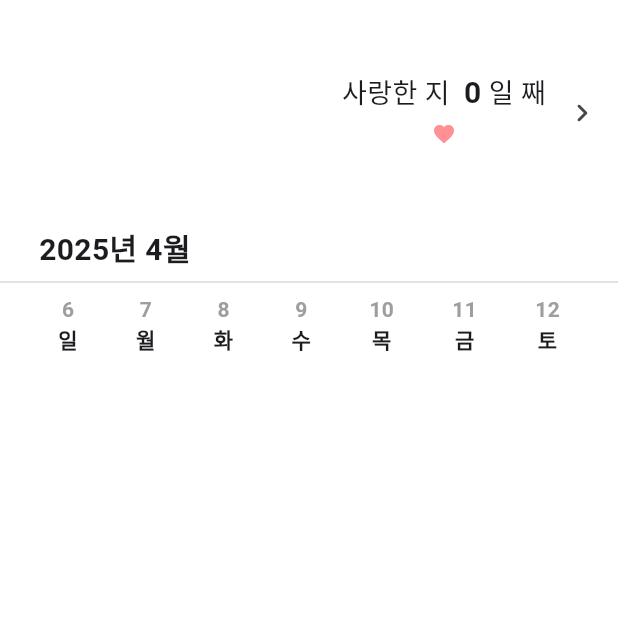
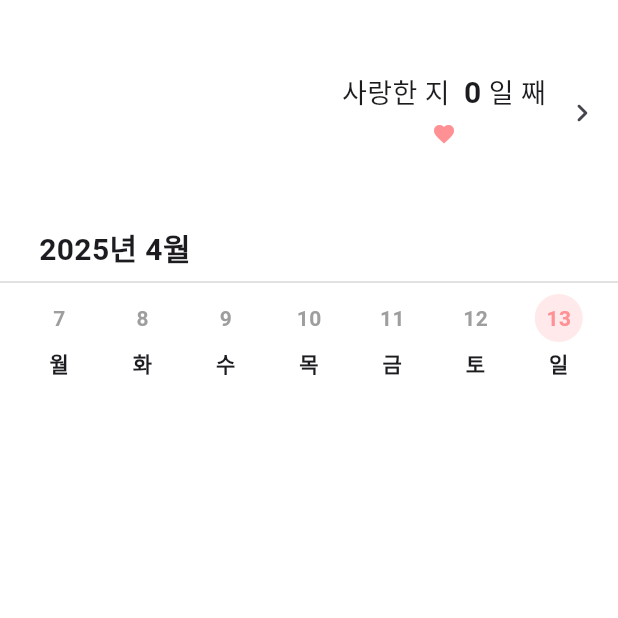
Before and after one commit to jiwonn333/ouriduri, a Flutter app: the HomeBaseScreen screen opened directly, on a phone screen of 412 x 824 dp, the top half of it. Run offline on Flutter 3.47's test engine with Material 3 defaults, Android fonts, the phone set to English and light mode, and no system bars; our stand-ins replace app_links, cloud_firestore, firebase_auth, firebase_core, flutter_dotenv, shared_preferences and 2 more; missing offline and left inert: kakao_flutter_sdk_share; accounts and stored records are empty; Roboto replaces fonts that are missing (Ouriduri).

Commit message:
fix: 오늘 날짜가 전주로 표시되던 버그 수정 및 오늘 날짜 배경 스타일 개선

```diff
--- a/lib/features/home/ui/home_base_screen.dart
+++ b/lib/features/home/ui/home_base_screen.dart
@@ -82,7 +82,7 @@ class HomeBaseScreen extends StatelessWidget {
 
   Widget _buildCalendarList() {
     DateTime now = DateTime.now();
-    DateTime startOfWeek = now.subtract(Duration(days: now.weekday & 7));
+    DateTime startOfWeek = now.subtract(Duration(days: now.weekday -1));
     List<DateTime> weekDates =
         List.generate(7, (index) => startOfWeek.add(Duration(days: index)));
 
@@ -107,13 +107,28 @@ class HomeBaseScreen extends StatelessWidget {
             bool isToday = now.day == date.day && now.month == date.month;
             return Column(
               children: [
-                Text(DateFormat('d').format(date),
+                Container(
+                  width: 32,
+                  height: 32,
+                  decoration: BoxDecoration(
+                    color: isToday ? AppColors.primaryPink.withOpacity(0.2) : Colors.transparent,
+                    shape: BoxShape.circle,
+                  ),
+                  alignment: Alignment.center,
+                  child: Text(
+                    DateFormat('d').format(date),
                     style: TextStyle(
-                        fontSize: 14,
-                        fontWeight: FontWeight.bold,
-                        color: isToday ? Colors.pink : Colors.grey)),
-                Text(DateFormat('E', 'ko_KR').format(date),
-                    style: const TextStyle(fontWeight: FontWeight.bold)),
+                      fontSize: 14,
+                      fontWeight: FontWeight.bold,
+                      color: isToday ? AppColors.primaryPink : Colors.grey,
+                    ),
+                  ),
+                ),
+                const SizedBox(height: 4),
+                Text(
+                  DateFormat('E', 'ko_KR').format(date),
+                  style: const TextStyle(fontWeight: FontWeight.bold),
+                ),
               ],
             );
           }).toList(),
```
